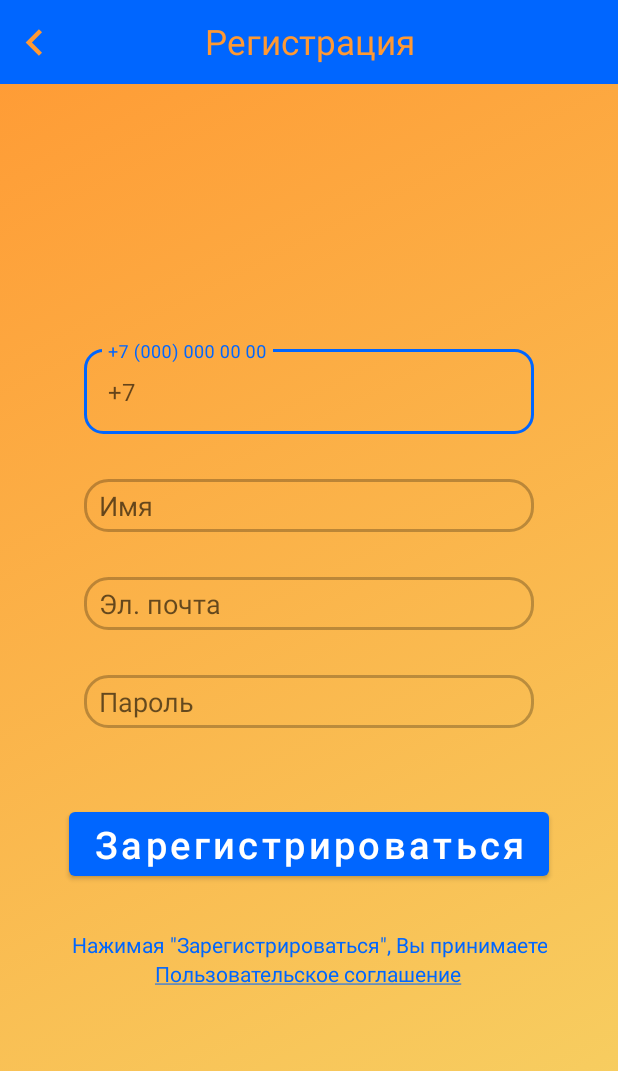
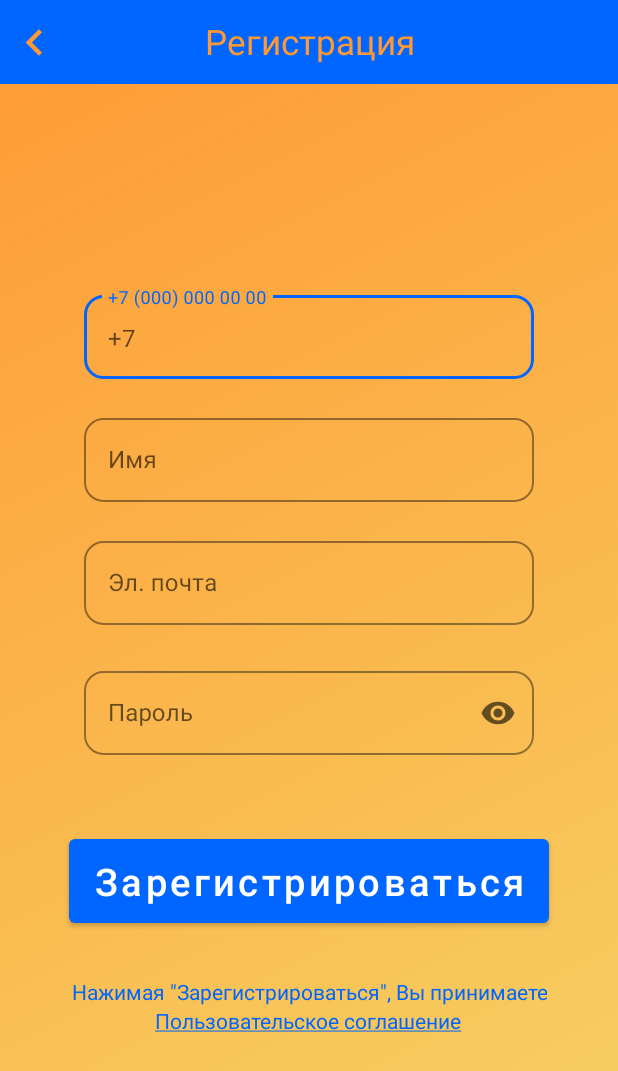
Before and after one commit to Ligetik/FoodMarketApp, an Android app: the Login_SignupActivity screen opened directly, with no data from a screen before it, on a phone screen of 412 x 824 dp. Shown: the top 1071 px of the screen. Run offline under Robolectric (Android 15) with nearby library versions, the phone set to English and light mode, and no system bars; our stand-ins replace ButterKnife, Firebase (no records; nobody signed in at launch, a user with empty details on screens opened directly).

Commit message:
signup edit text

```diff
--- a/app/src/main/res/layout/activity_callback.xml
+++ b/app/src/main/res/layout/activity_callback.xml
@@ -82,7 +82,8 @@
             <com.google.android.material.textfield.TextInputEditText
                 android:id="@+id/userName"
                 android:layout_width="match_parent"
-                android:layout_height="56dp" />
+                android:layout_height="56dp"
+                android:inputType="textPersonName" />
         </com.google.android.material.textfield.TextInputLayout>
 
         <com.google.android.material.textfield.TextInputLayout
--- a/app/src/main/res/layout/activity_login_signup.xml
+++ b/app/src/main/res/layout/activity_login_signup.xml
@@ -57,85 +57,105 @@
             android:layout_width="300dp"
             android:layout_height="wrap_content"
             android:layout_centerHorizontal="true"
-            android:layout_marginTop="20dp"
+            android:layout_marginTop="10dp"
             android:hint="@string/_7_000_000_00_00"
+            android:paddingTop="5dp"
+            android:paddingBottom="5dp"
+            app:boxStrokeColor="@color/blue"
             app:boxCornerRadiusBottomEnd="13dp"
             app:boxCornerRadiusBottomStart="13dp"
             app:boxCornerRadiusTopEnd="13dp"
             app:boxCornerRadiusTopStart="13dp"
-            app:boxStrokeColor="@color/blue"
             app:hintTextColor="@color/blue"
             app:prefixText="+7">
 
             <com.google.android.material.textfield.TextInputEditText
                 android:id="@+id/userNumber"
                 android:layout_width="match_parent"
-                android:layout_height="wrap_content" />
+                android:layout_height="56dp"
+                android:inputType="phone"
+                android:maxLength="10" />
         </com.google.android.material.textfield.TextInputLayout>
 
-       <!-- <EditText
-            android:id="@+id/userNumber"
-            android:layout_width="300dp"
-            android:layout_height="wrap_content"
-            android:layout_centerHorizontal="true"
-            android:background="@drawable/rounded_corner"
-            android:hint="@string/_7_000_000_00_00"
-            android:paddingLeft="10dp"
-            android:paddingRight="10dp"
-            android:paddingTop="5dp"
-            android:paddingBottom="5dp"
-            android:textColor="@color/white" />-->
-
-        <EditText
-            android:id="@+id/userName"
+        <com.google.android.material.textfield.TextInputLayout
+            android:id="@+id/userNameLayout"
+            style="@style/Widget.MaterialComponents.TextInputLayout.OutlinedBox"
             android:layout_width="300dp"
             android:layout_height="wrap_content"
             android:layout_below="@+id/userNumberLayout"
             android:layout_centerHorizontal="true"
-            android:layout_marginTop="30dp"
-            android:background="@drawable/rounded_corner"
+            android:layout_marginTop="10dp"
             android:hint="@string/name"
-            android:paddingLeft="10dp"
-            android:paddingRight="10dp"
             android:paddingTop="5dp"
             android:paddingBottom="5dp"
-            android:textColor="@color/white" />
+            app:boxStrokeColor="@color/blue"
+            app:boxCornerRadiusBottomEnd="13dp"
+            app:boxCornerRadiusBottomStart="13dp"
+            app:boxCornerRadiusTopEnd="13dp"
+            app:boxCornerRadiusTopStart="13dp"
+            app:hintTextColor="@color/blue">
 
-        <EditText
-            android:id="@+id/userEmail"
+            <com.google.android.material.textfield.TextInputEditText
+                android:id="@+id/userName"
+                android:layout_width="match_parent"
+                android:layout_height="56dp"
+                android:inputType="textPersonName" />
+        </com.google.android.material.textfield.TextInputLayout>
+
+        <com.google.android.material.textfield.TextInputLayout
+            android:id="@+id/userEmailLayout"
+            style="@style/Widget.MaterialComponents.TextInputLayout.OutlinedBox"
             android:layout_width="300dp"
             android:layout_height="wrap_content"
-            android:layout_below="@+id/userName"
+            android:layout_below="@+id/userNameLayout"
             android:layout_centerHorizontal="true"
-            android:layout_marginTop="30dp"
-            android:background="@drawable/rounded_corner"
+            android:layout_marginTop="10dp"
             android:hint="@string/email"
-            android:paddingLeft="10dp"
-            android:paddingRight="10dp"
             android:paddingTop="5dp"
             android:paddingBottom="5dp"
-            android:textColor="@color/white" />
+            app:boxStrokeColor="@color/blue"
+            app:boxCornerRadiusBottomEnd="13dp"
+            app:boxCornerRadiusBottomStart="13dp"
+            app:boxCornerRadiusTopEnd="13dp"
+            app:boxCornerRadiusTopStart="13dp"
+            app:hintTextColor="@color/blue">
 
-        <EditText
-            android:id="@+id/userPassword"
+            <com.google.android.material.textfield.TextInputEditText
+                android:id="@+id/userEmail"
+                android:layout_width="match_parent"
+                android:layout_height="56dp"
+                android:inputType="textEmailAddress" />
+        </com.google.android.material.textfield.TextInputLayout>
+
+        <com.google.android.material.textfield.TextInputLayout
+            android:id="@+id/userPasswordLayout"
+            style="@style/Widget.MaterialComponents.TextInputLayout.OutlinedBox"
             android:layout_width="300dp"
             android:layout_height="wrap_content"
-            android:layout_below="@+id/userEmail"
+            android:layout_below="@+id/userEmailLayout"
             android:layout_centerHorizontal="true"
-            android:layout_marginTop="30dp"
-            android:background="@drawable/rounded_corner"
+            android:layout_marginTop="20dp"
             android:hint="@string/Пароль"
-            android:paddingLeft="10dp"
-            android:paddingRight="10dp"
-            android:paddingTop="5dp"
-            android:paddingBottom="5dp"
-            android:textColor="@color/white" />
+            app:boxCornerRadiusBottomEnd="13dp"
+            app:boxCornerRadiusBottomStart="13dp"
+            app:boxCornerRadiusTopEnd="13dp"
+            app:boxCornerRadiusTopStart="13dp"
+            app:boxStrokeColor="@color/blue"
+            app:endIconMode="password_toggle"
+            app:hintTextColor="@color/blue">
+
+            <com.google.android.material.textfield.TextInputEditText
+                android:id="@+id/userPassword"
+                android:layout_width="match_parent"
+                android:layout_height="56dp"
+                android:inputType="textPassword" />
+        </com.google.android.material.textfield.TextInputLayout>
 
         <Button
             android:id="@+id/btnSignUp"
             android:layout_width="320dp"
-            android:layout_height="wrap_content"
-            android:layout_below="@+id/userPassword"
+            android:layout_height="68dp"
+            android:layout_below="@+id/userPasswordLayout"
             android:layout_centerHorizontal="true"
             android:layout_marginTop="50dp"
             android:text="@string/register"
```
